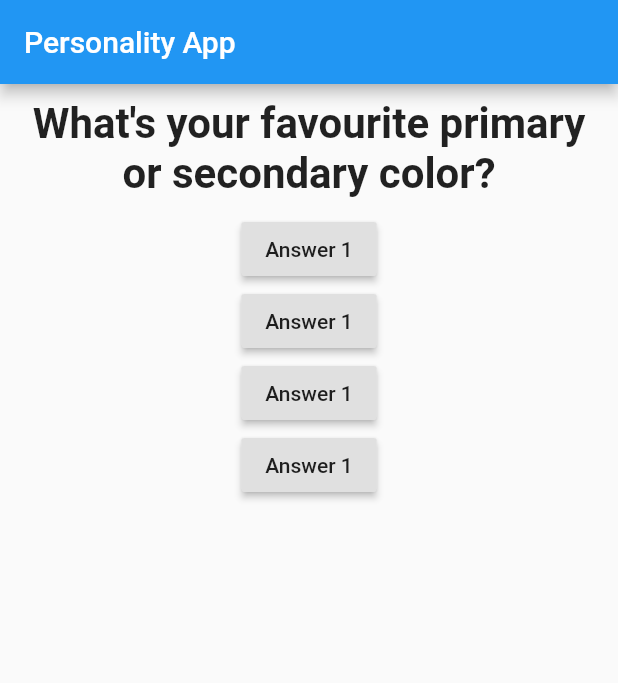
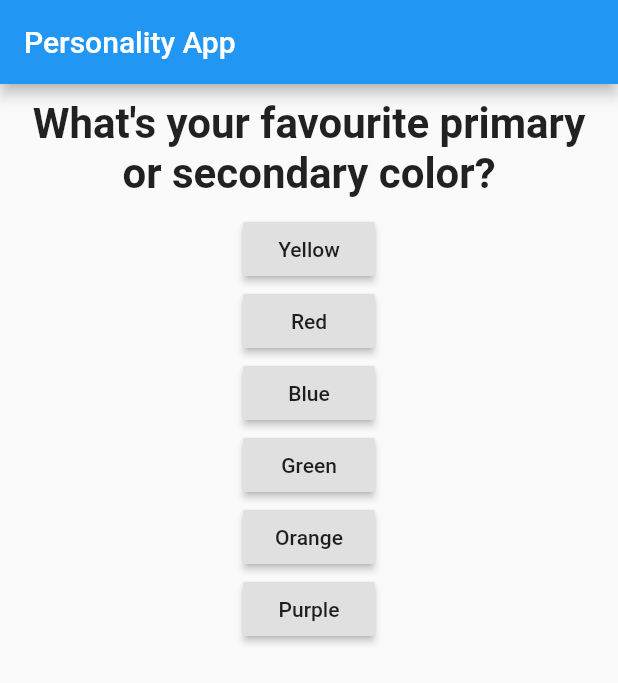
Before and after one commit to ChewxDev/Personality_Quiz_App, a Flutter app: the screen it shows after launch, on a phone screen of 412 x 824 dp. Shown: the top 683 px of the screen. Run offline on Flutter 3.47's test engine with Material 2 defaults, Android fonts, the phone set to English and light mode, and no system bars.

Commit message:
Created a String named singleAnswer so it can accept the answers in the main file, spread the answers in the Map to be accessible as single strings across the various buttons

```diff
--- a/lib/answers.dart
+++ b/lib/answers.dart
@@ -3,14 +3,15 @@ import 'package:flutter/material.dart';
 class Answers extends StatelessWidget {
 
   final Function()? selectAnswer;
+  final String singleAnswer;
 
-  Answers(this.selectAnswer);
+  Answers(this.selectAnswer, this.singleAnswer);
 
   @override
   Widget build(BuildContext context) {
     return Container(
        child: RaisedButton(
-        child: Text("Answer 1"),
+        child: Text(singleAnswer),
         onPressed: selectAnswer,
       ),
     );
--- a/lib/main.dart
+++ b/lib/main.dart
@@ -5,7 +5,6 @@ import './answers.dart';
 void main(List<String> args) => runApp(QuizApp());
 
 class QuizApp extends StatefulWidget {
-
   @override
   State<QuizApp> createState() => _QuizAppState();
 }
@@ -29,7 +28,7 @@ class _QuizAppState extends State<QuizApp> {
       },
       {
         "questionText": "What's your favourite pet?",
-      "answerText": ["Dog", "Cat", "Bird", "Reptiles", "Rabbits","Others"],
+        "answerText": ["Dog", "Cat", "Bird", "Reptiles", "Rabbits", "Others"],
       },
       {
         "questionText": "Which is your favourite Android & iPhone?",
@@ -59,10 +58,10 @@ class _QuizAppState extends State<QuizApp> {
             Questions(
               questions[_questionIndex]['questionText'] as String,
             ),
-            Answers(_answersMain),
-            Answers(_answersMain),
-            Answers(_answersMain),
-            Answers(_answersMain),
+            ...(questions[_questionIndex]['answerText'] as List<String>)
+                .map((answer) {
+              return Answers(_answersMain, answer);
+            }).toList(),
           ],
         ),
       ),
```
Lines whose indentation alone changed are shown as unchanged.
